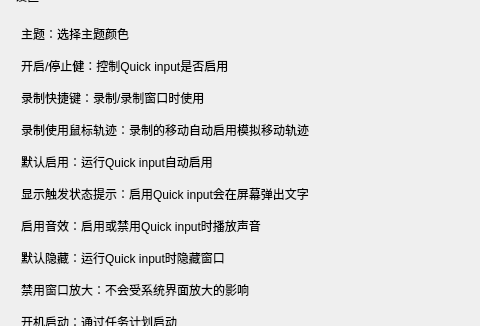
Qt form source/ui/MoreUi.ui (ChiyukiGana/Quickinput) before a commit; both pictures show x 0 to 480 and y 186 to 512 of the 800 by 790 pixel window.
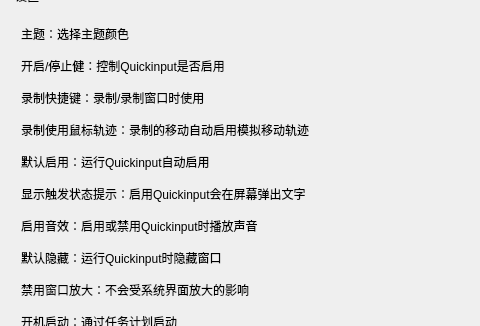
The same form after that commit. The open tabs and pages were chosen to show the change. Icons and pictures are not drawn.

```diff
--- a/source/ui/MoreUi.ui
+++ b/source/ui/MoreUi.ui
@@ -930,8 +930,8 @@
           <rect>
            <x>0</x>
            <y>0</y>
-           <width>274</width>
-           <height>267</height>
+           <width>778</width>
+           <height>603</height>
           </rect>
          </property>
          <attribute name="label">
@@ -958,19 +958,19 @@
             <property name="text">
              <string>主题：选择主题颜色
 
-开启/停止健：控制Quick input是否启用
+开启/停止健：控制Quickinput是否启用
 
 录制快捷键：录制/录制窗口时使用
 
 录制使用鼠标轨迹：录制的移动自动启用模拟移动轨迹
 
-默认启用：运行Quick input自动启用
+默认启用：运行Quickinput自动启用
 
-显示触发状态提示：启用Quick input会在屏幕弹出文字
+显示触发状态提示：启用Quickinput会在屏幕弹出文字
 
-启用音效：启用或禁用Quick input时播放声音
+启用音效：启用或禁用Quickinput时播放声音
 
-默认隐藏：运行Quick input时隐藏窗口
+默认隐藏：运行Quickinput时隐藏窗口
 
 禁用窗口放大：不会受系统界面放大的影响
 
```
Left out of the diff: 22 changed lines with no effect on the pictures.
